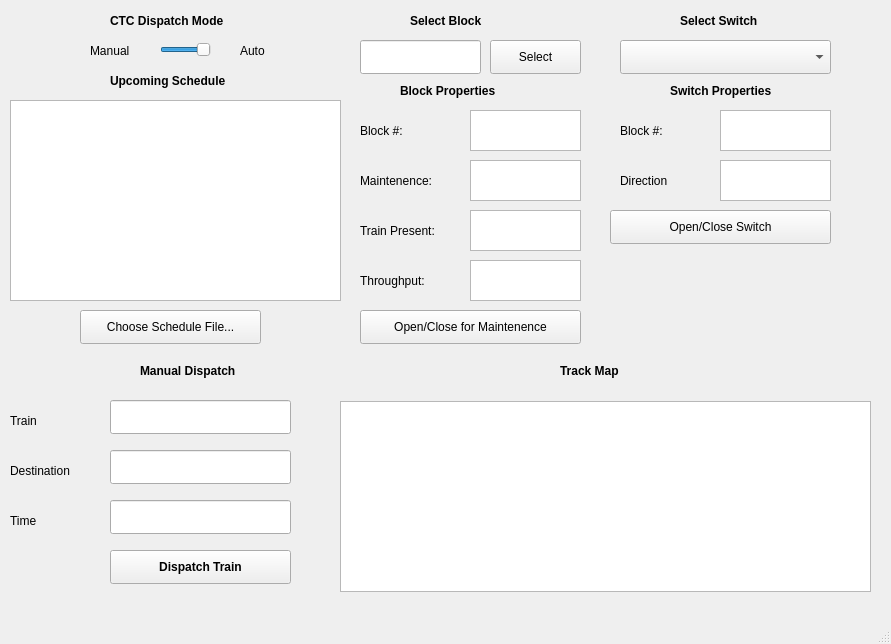
Before: the Qt Designer form CTC/ctcwindow.ui in JHarnishfeger/ECE1140_Conductors, drawn with Qt 5.
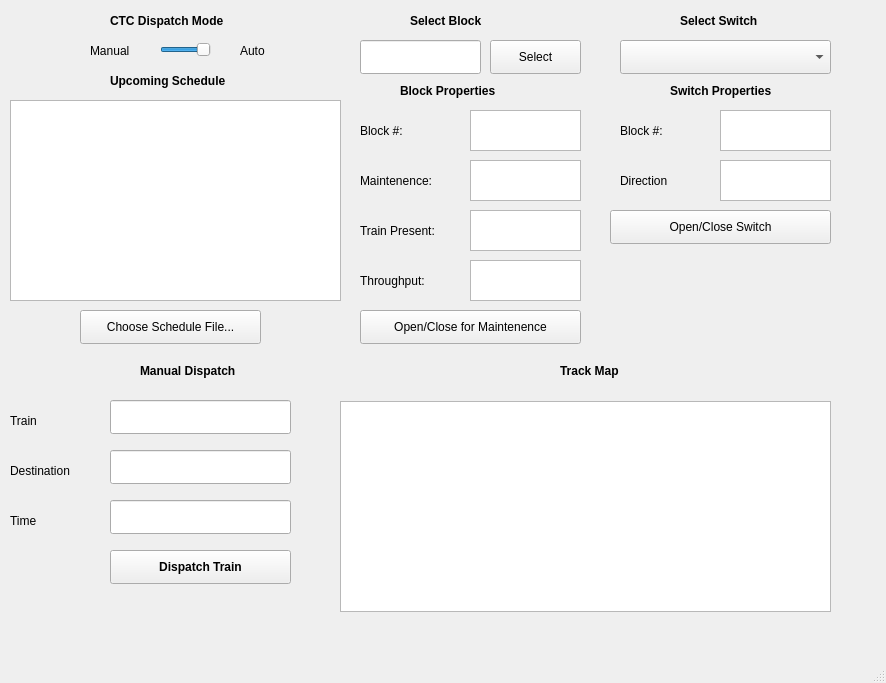
After: the same form once the commit is applied.

What changed in the file:
```diff
--- a/CTC/ctcwindow.ui
+++ b/CTC/ctcwindow.ui
@@ -6,8 +6,8 @@
    <rect>
     <x>0</x>
     <y>0</y>
-    <width>891</width>
-    <height>644</height>
+    <width>886</width>
+    <height>683</height>
    </rect>
   </property>
   <property name="sizePolicy">
@@ -446,8 +446,8 @@
      <rect>
       <x>340</x>
       <y>401</y>
-      <width>531</width>
-      <height>191</height>
+      <width>491</width>
+      <height>211</height>
      </rect>
     </property>
     <property name="interactive">
```
Left out of the diff: 2 changed lines with no effect on the pictures.
